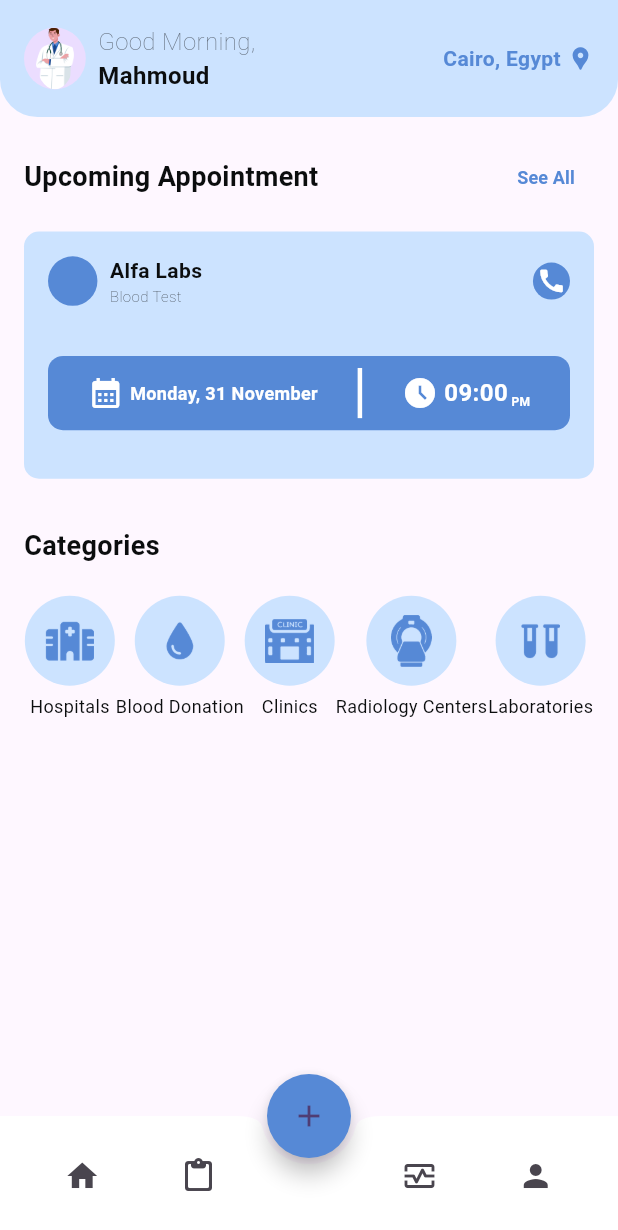
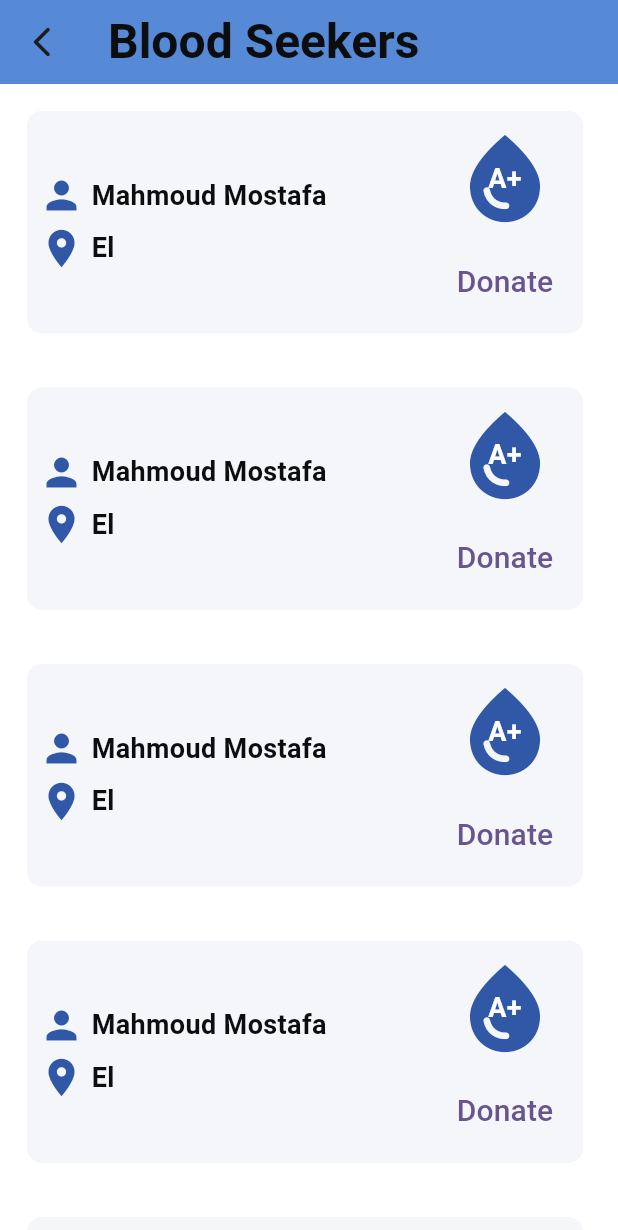
Before and after one commit to Abdullah2615/Moafa, a Flutter app: the screen it shows after launch, after a tap on "See All", on a phone screen of 412 x 824 dp. Shown: the top 1230 px of the screen. Run offline on Flutter 3.47's test engine with Material 3 defaults, Android fonts, the phone set to English and light mode, and no system bars; our stand-ins replace get.

Commit message:
Blood Donation / blood seekers
reusable container

```diff
--- a/UsersApp/lib/main.dart
+++ b/UsersApp/lib/main.dart
@@ -1,4 +1,6 @@
+import 'package:doctor/view/blooddonation.dart';
 import 'package:doctor/view/home.dart';
+import 'package:doctor/view/profile.dart';
 import 'package:flutter/material.dart';
 import 'package:get/get_navigation/src/root/get_material_app.dart';
 
@@ -18,7 +20,7 @@ class MyApp extends StatelessWidget {
         colorScheme: ColorScheme.fromSeed(seedColor: Colors.deepPurple),
         useMaterial3: true,
       ),
-      home: HomeScreen(),
+      home: BloodDonationScreen(),
     );
   }
 }
--- a/UsersApp/lib/model/used_styles.dart
+++ b/UsersApp/lib/model/used_styles.dart
@@ -8,6 +8,7 @@ class Mystyles {
   static final Color maybeCyanColor = Color(0xff5689d6);
   static final Color grey = Color(0xff687483);
   static final Color lightBlue = Colors.lightBlueAccent;
+  static final Color Lightgrey = Color(0xfff5F6F9);
 
   static TextStyle headersize(Color c) =>
       TextStyle(fontSize: 32, color: c, fontWeight: FontWeight.bold);
--- /dev/null
+++ b/UsersApp/lib/view/blooddonation.dart
@@ -0,0 +1,165 @@
+import 'package:doctor/model/used_styles.dart';
+import 'package:doctor/view/bloodseekers.dart';
+import 'package:doctor/view/reusable/container.dart';
+import 'package:flutter/material.dart';
+import 'package:get/get.dart';
+
+class BloodDonationScreen extends StatefulWidget {
+  BloodDonationScreen({super.key});
+
+  @override
+  State<BloodDonationScreen> createState() => _BloodDonationScreenState();
+}
+
+class _BloodDonationScreenState extends State<BloodDonationScreen> {
+  @override
+  Widget build(BuildContext context) {
+    final maxHeight = MediaQuery.of(context).size.height;
+    final maxWidth = MediaQuery.of(context).size.width;
+
+    return Scaffold(
+      backgroundColor: Mystyles.whiteColor,
+      appBar: AppBar(
+        backgroundColor: Mystyles.maybeCyanColor,
+        leading: IconButton(
+          onPressed: () {
+            Get.back();
+          },
+          icon: Icon(Icons.arrow_back_ios_new_rounded),
+        ),
+        title: Text(
+          'Blood Donation',
+          style: Mystyles.headersize(Mystyles.blackColor),
+        ),
+      ),
+      body: Column(
+        children: [
+          // Top Responsive Banner
+          Container(
+            margin: EdgeInsets.all(20),
+            padding: EdgeInsets.all(16),
+            height: maxHeight * 0.18,
+            width: maxWidth,
+            decoration: BoxDecoration(
+              color: Mystyles.maybeCyanColor,
+              borderRadius: BorderRadius.circular(16),
+            ),
+            child: Row(
+              children: [
+                // Responsive Text Section
+                Expanded(
+                  flex: 2,
+                  child: Text(
+                    'Donate Blood\nSave Lives',
+                    style: TextStyle(
+                      color: Mystyles.whiteColor,
+                      fontSize: maxWidth * 0.06, // Adjusts font size
+                      fontWeight: FontWeight.bold,
+                    ),
+                  ),
+                ),
+                // Responsive Image Section
+                Expanded(
+                  flex: 1,
+                  child: Image.asset(
+                    'assets/Asset 37@10x.png', // Replace with your image asset
+                    fit: BoxFit.contain,
+                  ),
+                ),
+              ],
+            ),
+          ),
+          SizedBox(height: 10),
+          _menuItem(
+            Image.asset("assets/Asset 38@10x.png"),
+            "Donate",
+            maxHeight,
+            maxWidth,
+          ),
+          _menuItem(
+            Image.asset("assets/Asset 39@10x.png"),
+            "Blood Bank",
+            maxHeight,
+            maxWidth,
+          ),
+          _menuItem(
+            Image.asset("assets/Asset 40@10x.png"),
+            "Request Blood",
+            maxHeight,
+            maxWidth,
+          ),
+          SizedBox(
+            height: MediaQuery.of(context).size.height * 0.02,
+          ),
+          Row(
+            mainAxisAlignment: MainAxisAlignment.spaceEvenly,
+            children: [
+              Text(
+                "Blood Seekers",
+                style: Mystyles.headersize(Mystyles.blackColor),
+              ),
+              TextButton(
+                onPressed: () {
+                  Get.to(BloodSeekersScreen());
+                },
+                child: Text(
+                  "See All",
+                  style: Mystyles.notessize(Mystyles.blueColor),
+                ),
+              )
+            ],
+          ),
+          SizedBox(height: MediaQuery.of(context).size.height * 0.02),
+          MyContainer(
+              context: context,
+              name: "Mahmoud Mostafa",
+              location: "El",
+              bloodType: "A+",
+              onDonateTap: () {})
+        ],
+      ),
+    );
+  }
+
+  Widget _menuItem(
+      Image image, String title, double maxHeight, double maxWidth) {
+    return Padding(
+      padding: EdgeInsets.symmetric(horizontal: 16, vertical: 8),
+      child: Card(
+        color: Mystyles.grey,
+        elevation: 2,
+        shape: RoundedRectangleBorder(borderRadius: BorderRadius.circular(15)),
+        child: Container(
+          height: maxHeight * 0.08,
+          width: maxWidth,
+          decoration: BoxDecoration(
+            color: Mystyles.whiteColor, // Container background color
+            borderRadius: BorderRadius.circular(12),
+          ),
+          child: ListTile(
+            leading: Container(
+              padding: EdgeInsets.all(10),
+              decoration: BoxDecoration(
+                color: Mystyles.blueColor, // Background color for the icon
+                borderRadius: BorderRadius.circular(10),
+              ),
+              child: image, // Display the passed image
+            ),
+            title: Text(
+              title,
+              style: Mystyles.Datasize(Mystyles.blackColor),
+            ),
+            trailing: Icon(
+              Icons.arrow_forward_ios,
+              color: Mystyles.blueColor,
+              size: 22,
+            ),
+            onTap: () {
+              // Add navigation or functionality here
+            },
+          ),
+        ),
+      ),
+    );
+  }
+}
--- /dev/null
+++ b/UsersApp/lib/view/bloodseekers.dart
@@ -0,0 +1,73 @@
+import 'package:doctor/model/used_styles.dart';
+import 'package:doctor/view/reusable/container.dart';
+import 'package:flutter/material.dart';
+import 'package:get/get.dart';
+
+class BloodSeekersScreen extends StatefulWidget {
+  const BloodSeekersScreen({super.key});
+
+  @override
+  State<BloodSeekersScreen> createState() => _BloodSeekersScreenState();
+}
+
+class _BloodSeekersScreenState extends State<BloodSeekersScreen> {
+  @override
+  Widget build(BuildContext context) {
+    return Scaffold(
+      backgroundColor: Mystyles.whiteColor,
+      appBar: AppBar(
+        backgroundColor: Mystyles.maybeCyanColor,
+        leading: IconButton(
+            onPressed: () {
+              Get.back();
+            },
+            icon: Icon(Icons.arrow_back_ios_new_rounded)),
+        title: Text('Blood Seekers',
+            style: Mystyles.headersize(Mystyles.blackColor)),
+      ),
+      body: SingleChildScrollView(
+        child: Column(
+            mainAxisAlignment: MainAxisAlignment.start,
+            crossAxisAlignment: CrossAxisAlignment.center,
+            children: [
+              MyContainer(
+                  context: context,
+                  name: "Mahmoud Mostafa",
+                  location: "El",
+                  bloodType: "A+",
+                  onDonateTap: () {}),
+              MyContainer(
+                  context: context,
+                  name: "Mahmoud Mostafa",
+                  location: "El",
+                  bloodType: "A+",
+                  onDonateTap: () {}),
+              MyContainer(
+                  context: context,
+                  name: "Mahmoud Mostafa",
+                  location: "El",
+                  bloodType: "A+",
+                  onDonateTap: () {}),
+              MyContainer(
+                  context: context,
+                  name: "Mahmoud Mostafa",
+                  location: "El",
+                  bloodType: "A+",
+                  onDonateTap: () {}),
+              MyContainer(
+                  context: context,
+                  name: "Mahmoud Mostafa",
+                  location: "El",
+                  bloodType: "A+",
+                  onDonateTap: () {}),
+              MyContainer(
+                  context: context,
+                  name: "Mahmoud Mostafa",
+                  location: "El",
+                  bloodType: "A+",
+                  onDonateTap: () {}),
+            ]),
+      ),
+    );
+  }
+}
--- a/UsersApp/lib/view/profile.dart
+++ b/UsersApp/lib/view/profile.dart
@@ -1,5 +1,7 @@
+import 'package:doctor/view/vitals.dart';
 import 'package:flutter/material.dart';
 import 'package:doctor/model/used_styles.dart';
+import 'package:get/get.dart';
 
 class ProfileScreen extends StatefulWidget {
   const ProfileScreen({super.key});
@@ -32,18 +34,30 @@ class _ProfileScreenState extends State<ProfileScreen> {
               child: Row(
                 children: [
                   Expanded(
+                    child: Row(
+                      children: [
+                        Expanded(
                           child: _infoCard(
                             "Vitals",
                             ["Weight", "Pulse"],
                             ["70 KG", "70 BPM"],
                           ),
                         ),
+                      ],
+                    ),
+                  ),
                   SizedBox(width: 10),
+                  Expanded(
+                    child: Row(
+                      children: [
                         Expanded(
                           child: _infoCard(
                             "Allergies",
                             ["Peanut Allergy", "Perfume Allergy"],
                             ["", ""],
+                          ),
+                        ),
+                      ],
                     ),
                   ),
                 ],
@@ -96,7 +110,7 @@ class _ProfileScreenState extends State<ProfileScreen> {
           bottomRight: Radius.circular(25),
         ),
       ),
-      padding: EdgeInsets.symmetric(horizontal: screenWidth * 0.05),
+      padding: EdgeInsets.symmetric(horizontal: screenWidth * 0.02),
       child: Row(
         crossAxisAlignment: CrossAxisAlignment.center,
         children: [
@@ -141,11 +155,22 @@ class _ProfileScreenState extends State<ProfileScreen> {
       elevation: 3,
       shape: RoundedRectangleBorder(borderRadius: BorderRadius.circular(15)),
       child: Padding(
-        padding: const EdgeInsets.all(16.0),
+        padding: const EdgeInsets.all(12.0),
         child: Column(
           crossAxisAlignment: CrossAxisAlignment.start,
           children: [
-            Text(title, style: TextStyle(fontWeight: FontWeight.bold)),
+            Row(
+              children: [
+                Text(title, style: Mystyles.Datasize(Mystyles.blackColor)),
+                Spacer(),
+                IconButton(
+                  onPressed: () {
+                    Get.to(() => VitalScreen());
+                  },
+                  icon: Icon(Icons.arrow_forward_ios_rounded),
+                ),
+              ],
+            ),
             SizedBox(height: 10),
             ...List.generate(
               labels.length,
--- /dev/null
+++ b/UsersApp/lib/view/reusable/container.dart
@@ -0,0 +1,76 @@
+import 'package:flutter/material.dart';
+import 'package:doctor/model/used_styles.dart';
+
+Widget MyContainer({
+  required BuildContext context,
+  required String name,
+  required String location,
+  required String bloodType,
+  required VoidCallback onDonateTap,
+}) {
+  return Padding(
+    padding: const EdgeInsets.all(18),
+    child: Container(
+      height: MediaQuery.of(context).size.height * 0.18,
+      width: MediaQuery.of(context).size.width * 0.9,
+      decoration: BoxDecoration(
+        color: Mystyles.Lightgrey,
+        borderRadius: BorderRadius.circular(10),
+      ),
+      child: Padding(
+        padding: const EdgeInsets.all(8.0),
+        child: Row(
+          mainAxisAlignment: MainAxisAlignment.spaceBetween,
+          children: [
+            // Left Column
+            Column(
+              crossAxisAlignment: CrossAxisAlignment.start,
+              mainAxisAlignment: MainAxisAlignment.center,
+              children: [
+                Row(
+                  children: [
+                    Icon(Icons.person, color: Mystyles.blueColor, size: 30),
+                    const SizedBox(width: 5),
+                    Text(name, style: Mystyles.bold18(Mystyles.blackColor)),
+                  ],
+                ),
+                const SizedBox(height: 5),
+                Row(
+                  children: [
+                    Icon(Icons.location_on,
+                        color: Mystyles.blueColor, size: 30),
+                    const SizedBox(width: 5),
+                    Text(location, style: Mystyles.bold18(Mystyles.blackColor)),
+                  ],
+                ),
+              ],
+            ),
+
+            // Right Column
+            Column(
+              mainAxisAlignment: MainAxisAlignment.center,
+              children: [
+                Stack(
+                  alignment: Alignment.center,
+                  children: [
+                    Icon(Icons.water_drop, size: 70, color: Mystyles.blueColor),
+                    Text(bloodType,
+                        style: Mystyles.bold18(Mystyles.whiteColor)),
+                  ],
+                ),
+                const SizedBox(height: 10),
+                TextButton(
+                  onPressed: onDonateTap,
+                  child: Text(
+                    "Donate",
+                    style: Mystyles.Datasize(Mystyles.blackColor),
+                  ),
+                ),
+              ],
+            ),
+          ],
+        ),
+      ),
+    ),
+  );
+}
```
Lines whose indentation alone changed are shown as unchanged.
